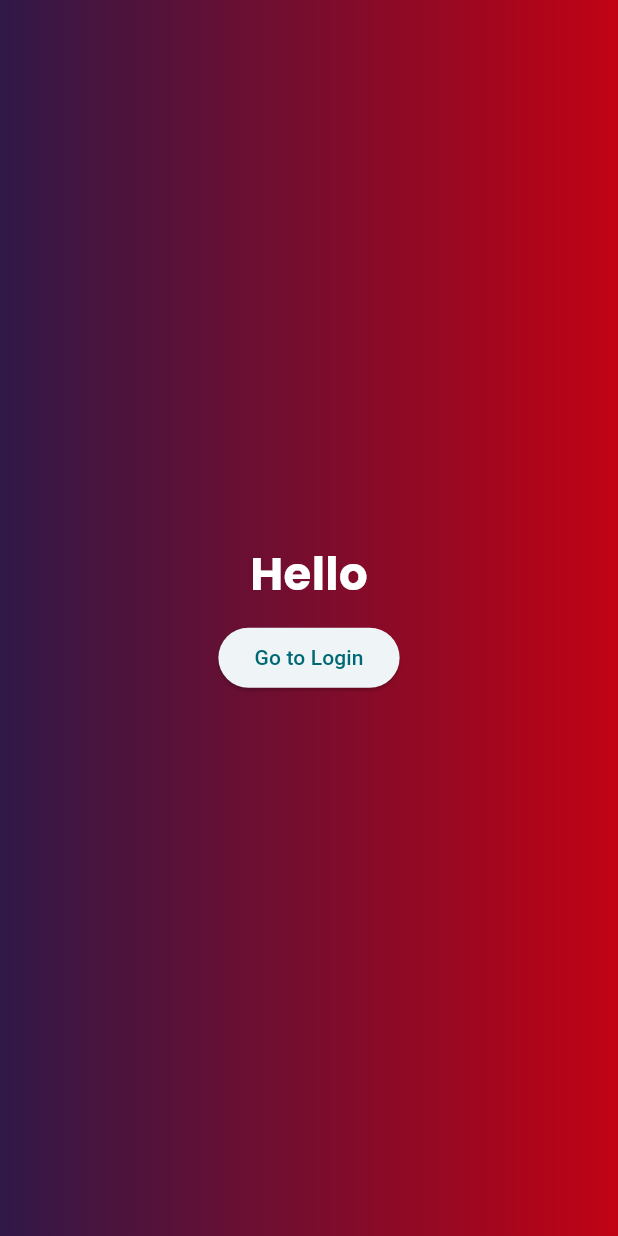
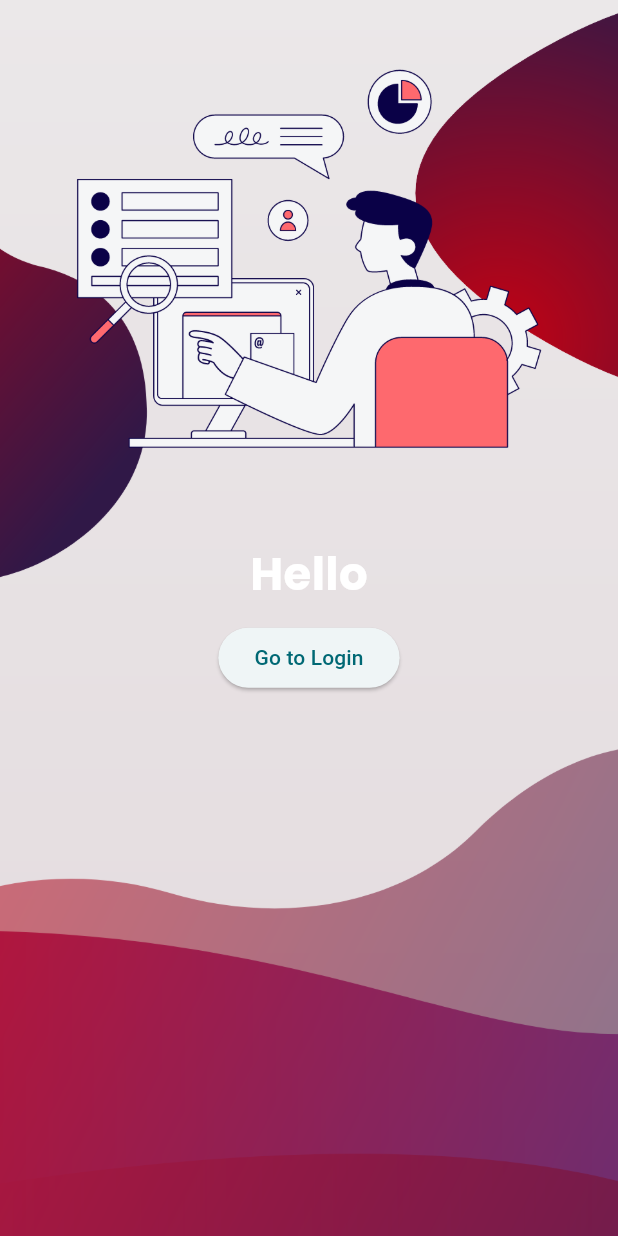
Before and after one commit to WeiHen01/PSM_MobileApp_Flutter, a Flutter app: the screen it shows after launch, on a phone screen of 412 x 824 dp. Run offline on Flutter 3.47's test engine with Material 3 defaults, Android fonts, the phone set to English and light mode, and no system bars; our stand-ins replace circle_nav_bar, font_awesome_flutter, google_fonts, gradient_borders, simple_gradient_text; missing offline and left inert: gradient_icon, mongo_dart.

Commit message:
Update UI

```diff
--- a/psm_b032110201_mobileapp_flutter/lib/main.dart
+++ b/psm_b032110201_mobileapp_flutter/lib/main.dart
@@ -33,12 +33,11 @@
       body: Container(
         padding: EdgeInsets.all(15.0),
         width: MediaQuery.of(context).size.width,
-        decoration: BoxDecoration(
-          gradient: LinearGradient(
-            colors: [
-              Color(0xFF301847), Color(0xFFC10214)
-            ],
-          )
+        decoration: const BoxDecoration(
+          image: DecorationImage(
+            image: AssetImage('images/Splash_screen_1.png'),
+            fit: BoxFit.cover, // Adjust this based on your needs
+          ),
         ),
         child: Column(
           mainAxisAlignment: MainAxisAlignment.center,
```
Also changed, not shown: psm_b032110201_mobileapp_flutter/images/Splash_screen_1.png (renamed from psm_b032110201_mobileapp_flutter/images/Splash screen 1.png).
